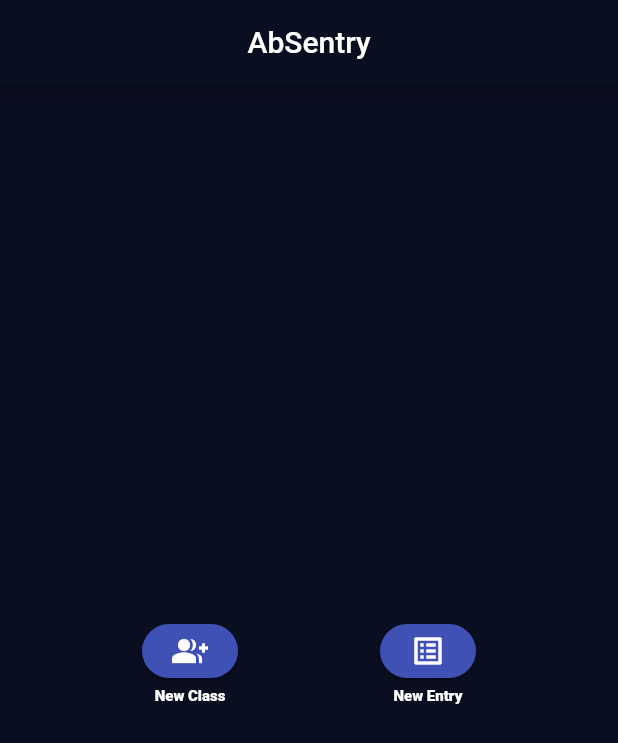
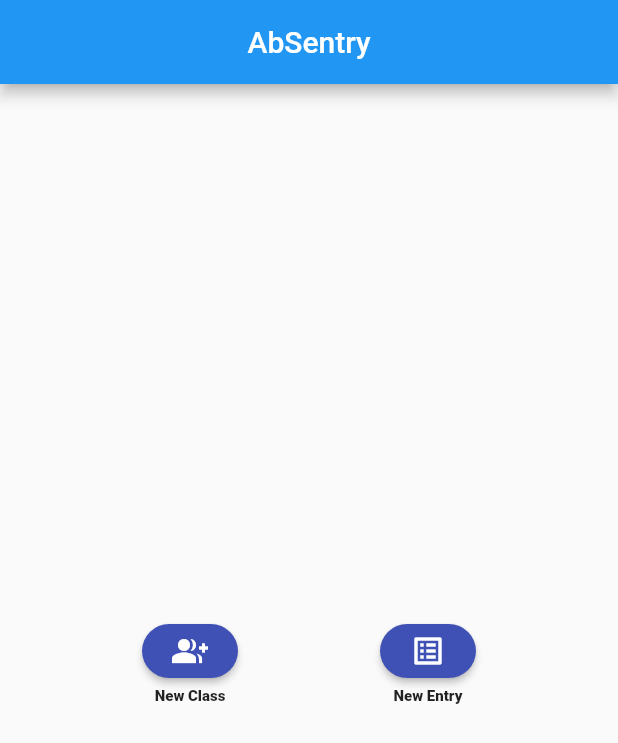
Before and after one commit to Morne-le-Roux/AbSentry, a Flutter app: the screen it shows after launch, on a phone screen of 412 x 824 dp. Shown: the top 743 px of the screen. Run offline on Flutter 3.47's test engine with Material 2 defaults, Android fonts, the phone set to English and light mode, and no system bars; our stand-ins replace animated_splash_screen, lottie, page_transition.

Commit message:
Chnaged to Light Theme

```diff
--- a/lib/main.dart
+++ b/lib/main.dart
@@ -15,13 +15,13 @@ class AbSentry extends StatelessWidget {
   Widget build(BuildContext context) {
     return MaterialApp(
       debugShowCheckedModeBanner: false,
-      theme: ThemeData.dark().copyWith(
-          colorScheme: ThemeData.dark().colorScheme.copyWith(
-              primary: Color(0xFF0A0E21), secondary: Colors.redAccent.shade400),
-          scaffoldBackgroundColor: Color(0xFF0A0E21),
-          appBarTheme: ThemeData.dark()
-              .appBarTheme
-              .copyWith(backgroundColor: Color(0xFF0A0E21))),
+      // theme: ThemeData.dark().copyWith(
+      //     colorScheme: ThemeData.dark().colorScheme.copyWith(
+      //         primary: Color(0xFF0A0E21), secondary: Colors.redAccent.shade400),
+      //     scaffoldBackgroundColor: Color(0xFF0A0E21),
+      //     appBarTheme: ThemeData.dark()
+      //         .appBarTheme
+      //         .copyWith(backgroundColor: Color(0xFF0A0E21))),
       initialRoute: "/splash",
       routes: {
         "/splash": (context) => SplashScreen(),
```
